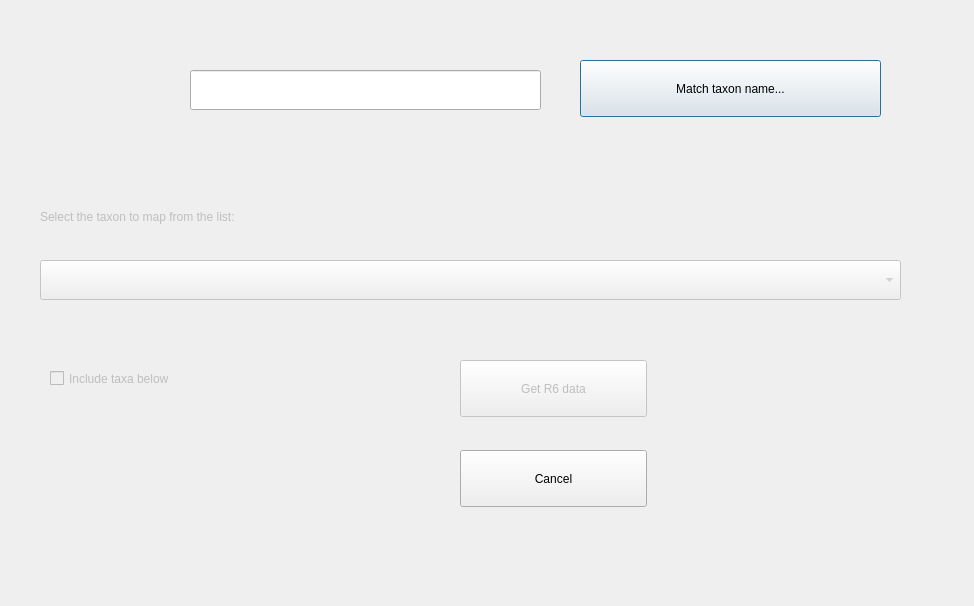
Above: ui_R6.ui from FieldStudiesCouncil/QGIS-Biological-Recording-Tools before the change. Below: the same form after it.
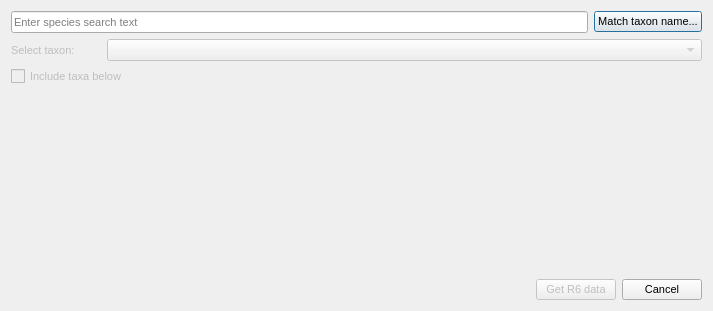
That is the form after the change. Icons and pictures are not drawn.

The edit to the form file:
```diff
--- a/ui_R6.ui
+++ b/ui_R6.ui
@@ -6,10 +6,15 @@
    <rect>
     <x>0</x>
     <y>0</y>
-    <width>974</width>
-    <height>606</height>
+    <width>713</width>
+    <height>311</height>
    </rect>
   </property>
+  <property name="font">
+   <font>
+    <pointsize>8</pointsize>
+   </font>
+  </property>
   <property name="windowTitle">
    <string>Get Recorder 6 data</string>
   </property>
@@ -18,106 +23,125 @@
     <normalon>images/R6.png</normalon>
    </iconset>
   </property>
-  <widget class="QLabel" name="lbR6Select">
-   <property name="enabled">
-    <bool>false</bool>
-   </property>
-   <property name="geometry">
-    <rect>
-     <x>40</x>
-     <y>200</y>
-     <width>491</width>
-     <height>34</height>
-    </rect>
-   </property>
-   <property name="text">
-    <string>Select the taxon to map from the list:</string>
-   </property>
-  </widget>
-  <widget class="QPushButton" name="butR6Match">
-   <property name="geometry">
-    <rect>
-     <x>580</x>
-     <y>60</y>
-     <width>301</width>
-     <height>57</height>
-    </rect>
-   </property>
-   <property name="text">
-    <string>Match taxon name...</string>
-   </property>
-  </widget>
-  <widget class="QPushButton" name="butGetR6Data">
-   <property name="enabled">
-    <bool>false</bool>
-   </property>
-   <property name="geometry">
-    <rect>
-     <x>460</x>
-     <y>360</y>
-     <width>187</width>
-     <height>57</height>
-    </rect>
-   </property>
-   <property name="text">
-    <string>Get R6 data</string>
-   </property>
-  </widget>
-  <widget class="QComboBox" name="cmbSpToMap">
-   <property name="enabled">
-    <bool>false</bool>
-   </property>
-   <property name="geometry">
-    <rect>
-     <x>40</x>
-     <y>260</y>
-     <width>861</width>
-     <height>40</height>
-    </rect>
-   </property>
-  </widget>
-  <widget class="QLineEdit" name="leR6SpToMatch">
-   <property name="geometry">
-    <rect>
-     <x>190</x>
-     <y>70</y>
-     <width>351</width>
-     <height>40</height>
-    </rect>
-   </property>
-   <property name="focusPolicy">
-    <enum>Qt::ClickFocus</enum>
-   </property>
-  </widget>
-  <widget class="QCheckBox" name="cbIncSpBelow">
-   <property name="enabled">
-    <bool>false</bool>
-   </property>
-   <property name="geometry">
-    <rect>
-     <x>50</x>
-     <y>360</y>
-     <width>281</width>
-     <height>37</height>
-    </rect>
-   </property>
-   <property name="text">
-    <string>Include taxa below</string>
-   </property>
-  </widget>
-  <widget class="QPushButton" name="butCancel">
-   <property name="geometry">
-    <rect>
-     <x>460</x>
-     <y>450</y>
-     <width>187</width>
-     <height>57</height>
-    </rect>
-   </property>
-   <property name="text">
-    <string>Cancel</string>
-   </property>
-  </widget>
+  <layout class="QVBoxLayout" name="verticalLayout">
+   <item>
+    <layout class="QHBoxLayout" name="horizontalLayout">
+     <item>
+      <widget class="QLineEdit" name="leR6SpToMatch">
+       <property name="focusPolicy">
+        <enum>Qt::ClickFocus</enum>
+       </property>
+       <property name="placeholderText">
+        <string>Enter species search text</string>
+       </property>
+      </widget>
+     </item>
+     <item>
+      <widget class="QPushButton" name="butR6Match">
+       <property name="text">
+        <string>Match taxon name...</string>
+       </property>
+      </widget>
+     </item>
+    </layout>
+   </item>
+   <item>
+    <layout class="QHBoxLayout" name="horizontalLayout_2">
+     <item>
+      <widget class="QLabel" name="lbR6Select">
+       <property name="enabled">
+        <bool>false</bool>
+       </property>
+       <property name="sizePolicy">
+        <sizepolicy hsizetype="Preferred" vsizetype="Preferred">
+         <horstretch>0</horstretch>
+         <verstretch>0</verstretch>
+        </sizepolicy>
+       </property>
+       <property name="minimumSize">
+        <size>
+         <width>73</width>
+         <height>0</height>
+        </size>
+       </property>
+       <property name="maximumSize">
+        <size>
+         <width>90</width>
+         <height>16777215</height>
+        </size>
+       </property>
+       <property name="text">
+        <string>Select taxon:</string>
+       </property>
+      </widget>
+     </item>
+     <item>
+      <widget class="QComboBox" name="cmbSpToMap">
+       <property name="enabled">
+        <bool>false</bool>
+       </property>
+      </widget>
+     </item>
+    </layout>
+   </item>
+   <item>
+    <widget class="QCheckBox" name="cbIncSpBelow">
+     <property name="enabled">
+      <bool>false</bool>
+     </property>
+     <property name="text">
+      <string>Include taxa below</string>
+     </property>
+    </widget>
+   </item>
+   <item>
+    <spacer name="verticalSpacer">
+     <property name="orientation">
+      <enum>Qt::Vertical</enum>
+     </property>
+     <property name="sizeHint" stdset="0">
+      <size>
+       <width>20</width>
+       <height>177</height>
+      </size>
+     </property>
+    </spacer>
+   </item>
+   <item>
+    <layout class="QHBoxLayout" name="horizontalLayout_3">
+     <item>
+      <spacer name="horizontalSpacer">
+       <property name="orientation">
+        <enum>Qt::Horizontal</enum>
+       </property>
+       <property name="sizeHint" stdset="0">
+        <size>
+         <width>40</width>
+         <height>20</height>
+        </size>
+       </property>
+      </spacer>
+     </item>
+     <item>
+      <widget class="QPushButton" name="butGetR6Data">
+       <property name="enabled">
+        <bool>false</bool>
+       </property>
+       <property name="text">
+        <string>Get R6 data</string>
+       </property>
+      </widget>
+     </item>
+     <item>
+      <widget class="QPushButton" name="butCancel">
+       <property name="text">
+        <string>Cancel</string>
+       </property>
+      </widget>
+     </item>
+    </layout>
+   </item>
+  </layout>
  </widget>
  <resources/>
  <connections/>
```
